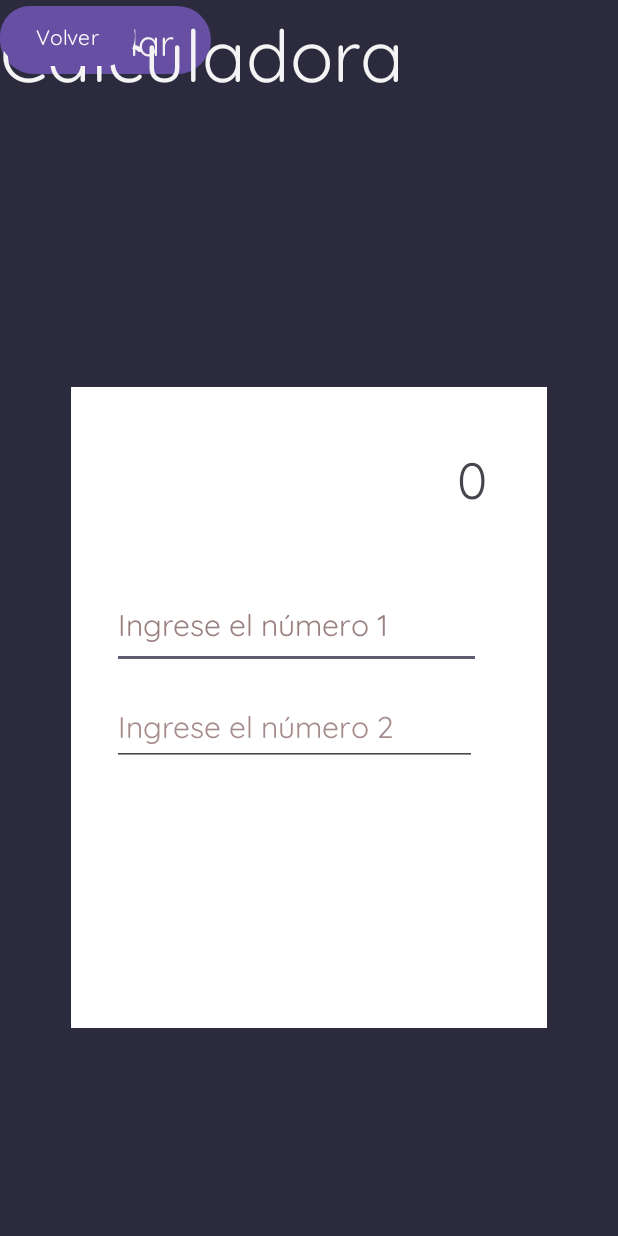
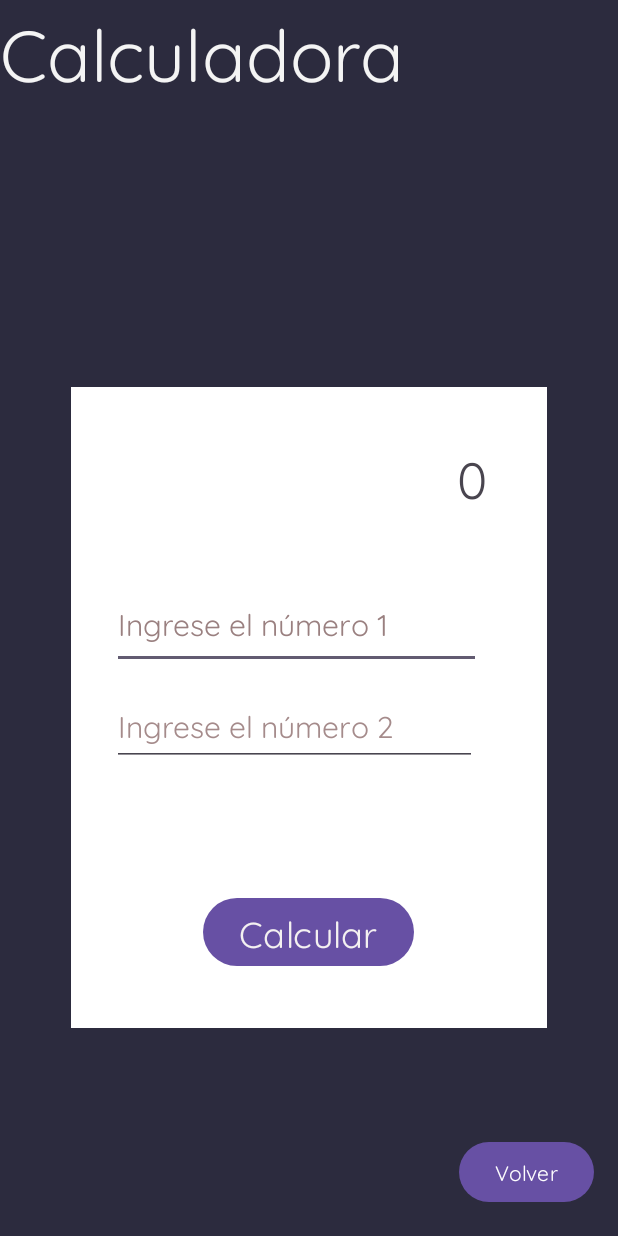
Before and after one commit to Gilaufen/Fundamentos-en-kotlin, an Android app: the layout activity_calculadora.xml on its own in the app's theme, with its tools: preview values and no code run, on a phone screen of 412 x 824 dp. Run offline under Robolectric (Android 15) with nearby library versions, the light colour scheme and no system bars.

Commit message:
Update Calculadora

```diff
--- a/myFirstApp/app/src/main/AndroidManifest.xml
+++ b/myFirstApp/app/src/main/AndroidManifest.xml
@@ -16,7 +16,7 @@
             android:name=".Menu"
             android:exported="false" />
         <activity
-            android:name=".MainActivity"
+            android:name=".Calculadora"
             android:exported="true">
             <intent-filter>
                 <action android:name="android.intent.action.MAIN" />
--- a/myFirstApp/app/src/main/java/com/gilaufen/myfirstapp/Calculadora.kt
+++ b/myFirstApp/app/src/main/java/com/gilaufen/myfirstapp/Calculadora.kt
@@ -18,6 +18,7 @@ class Calculadora : AppCompatActivity() {
 
         botoncalcular.setOnClickListener {
             var suma = numero1.text.toString().toInt() + numero2.text.toString().toInt()
+            suma.toString()
             resultadoBox.setText(suma)
         }
 
--- a/myFirstApp/app/src/main/res/layout/activity_calculadora.xml
+++ b/myFirstApp/app/src/main/res/layout/activity_calculadora.xml
@@ -63,8 +63,12 @@
         android:text="Calcular"
         android:textColor="#F4F1F1"
         android:textSize="24sp"
-        tools:layout_editor_absoluteX="136dp"
-        tools:layout_editor_absoluteY="539dp" />
+        app:layout_constraintBottom_toBottomOf="@+id/view2"
+        app:layout_constraintEnd_toEndOf="@+id/view2"
+        app:layout_constraintHorizontal_bias="0.497"
+        app:layout_constraintStart_toStartOf="@+id/view2"
+        app:layout_constraintTop_toTopOf="@+id/view2"
+        app:layout_constraintVertical_bias="0.901" />
 
     <TextView
         android:id="@+id/resultCal"
@@ -98,6 +102,10 @@
         android:layout_height="wrap_content"
         android:fontFamily="@font/quicksand"
         android:text="Volver"
-        tools:layout_editor_absoluteX="301dp"
-        tools:layout_editor_absoluteY="665dp" />
+        app:layout_constraintBottom_toBottomOf="parent"
+        app:layout_constraintEnd_toEndOf="parent"
+        app:layout_constraintHorizontal_bias="0.95"
+        app:layout_constraintStart_toStartOf="parent"
+        app:layout_constraintTop_toTopOf="parent"
+        app:layout_constraintVertical_bias="0.976" />
 </androidx.constraintlayout.widget.ConstraintLayout>
```
